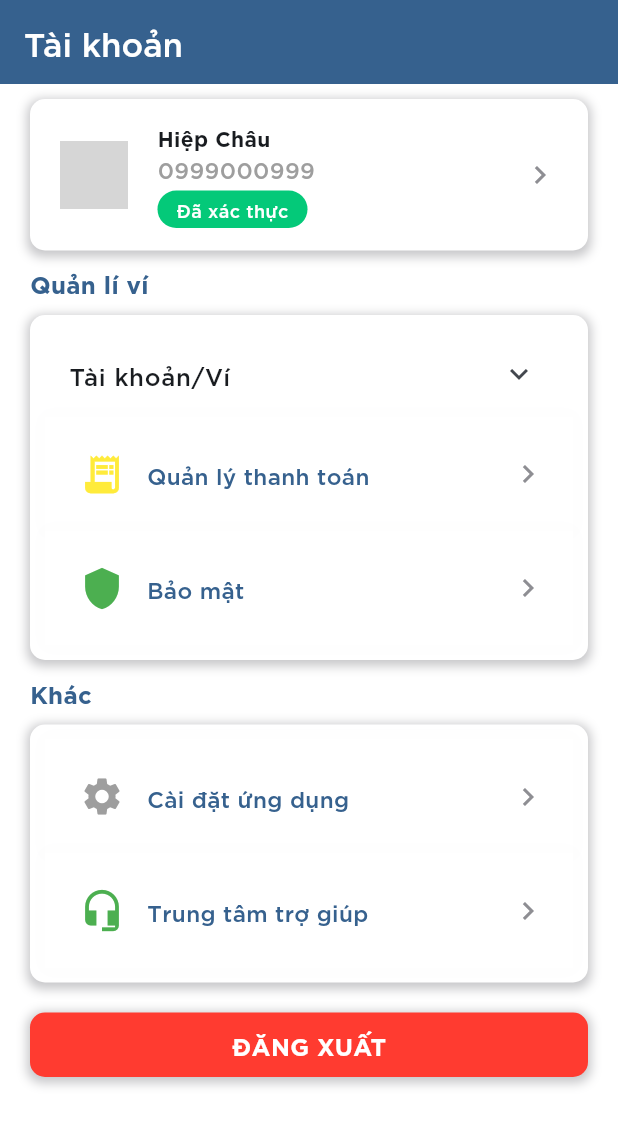
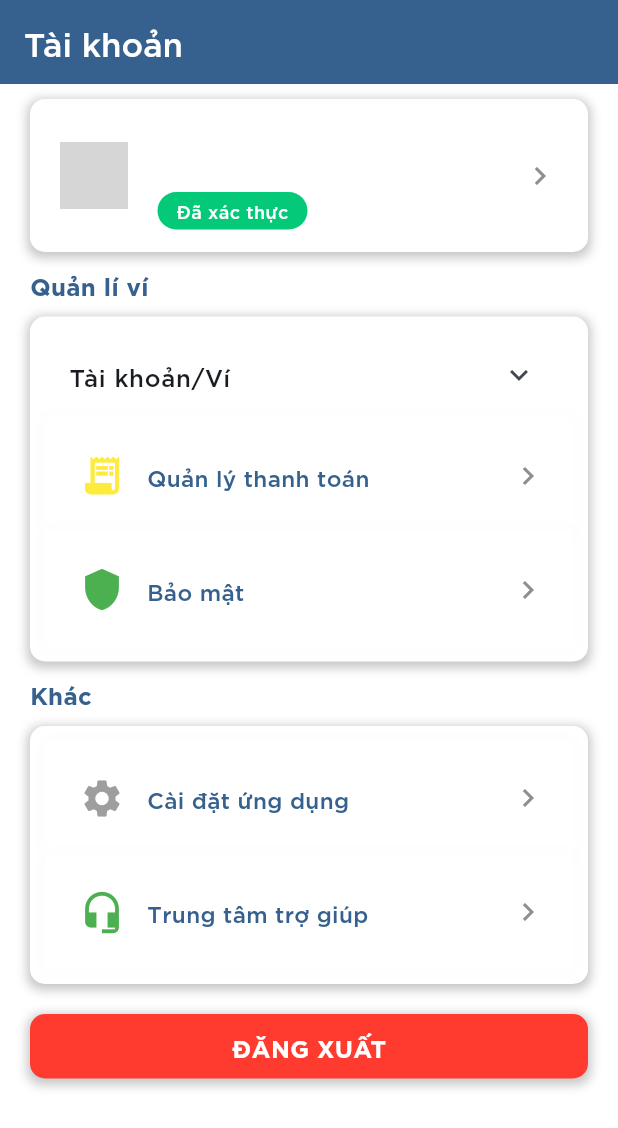
Before and after one commit to hiepchau/NFCEWallet, a Flutter app: the AccountScreen screen opened directly, on a phone screen of 412 x 824 dp. Shown: the top 1128 px of the screen. Run offline on Flutter 3.47's test engine with Material 2 defaults, Android fonts, the phone set to English and light mode, and no system bars; our stand-ins replace animated_bottom_navigation_bar, barcode_widget, bloc, dio, equatable, event_bus and 18 more; missing offline and left inert: barcode_scan2; accounts and stored records are empty; generated files the repository leaves out were written again; network calls fail; statements that could not run were skipped; grey boxes are pictures that could not be loaded.

Commit message:
add data user to main

```diff
--- a/lib/main.dart
+++ b/lib/main.dart
@@ -1,3 +1,4 @@
+import 'dart:convert';
 import 'dart:io';
 
 import 'package:flutter/foundation.dart';
@@ -11,12 +12,15 @@ import 'package:nfc_e_wallet/ui/screen/app_navigator.dart';
 import 'package:nfc_e_wallet/ui/screen/authenticate/login/authenticate_page.dart';
 import 'package:nfc_e_wallet/utils/notification_manager.dart';
 import 'package:shared_preferences/shared_preferences.dart';
+import 'data/model/user.dart';
+import 'data/preferences.dart';
 import 'dependency.dart';
 
 final FlutterLocalNotificationsPlugin flutterLocalNotificationsPlugin =
 FlutterLocalNotificationsPlugin();
 
 late SharedPreferences prefs;
+late User user;
 
 void main() async {
   WidgetsFlutterBinding.ensureInitialized();
@@ -25,6 +29,7 @@ void main() async {
   await configureDependencies();
   //INIT PREFERENCES
   prefs = await SharedPreferences.getInstance();
+  user = User.fromJson(jsonDecode(prefs.getString(Preferences.user)!));
 
   runApp(ScreenUtilInit(
       designSize: kIsWeb ? const Size(790, 620) : const Size(390, 800),
--- a/lib/ui/screen/account/account_page.dart
+++ b/lib/ui/screen/account/account_page.dart
@@ -2,9 +2,12 @@ import 'dart:convert';
 
 import 'package:flutter/material.dart';
 import 'package:flutter_bloc/flutter_bloc.dart';
+import 'package:nfc_e_wallet/data/preferences.dart';
+import 'package:nfc_e_wallet/main.dart';
 import 'package:nfc_e_wallet/ui/screen/authenticate/login/authenticate_bloc.dart';
 import 'package:nfc_e_wallet/ui/screen/wallet/bloc/wallet_bloc.dart';
 import 'package:shared_preferences/shared_preferences.dart';
+import '../../../data/model/user.dart';
 import '../../style/color.dart';
 import '../../style/constants.dart';
 import '../../widgets/profile_widget.dart';
@@ -37,8 +40,6 @@ class AccountScreen extends StatefulWidget {
 
 class _AccountPage extends State<AccountScreen> {
   bool isVisible = false;
-
-  late SharedPreferences prefs;
 
   @override
   Widget build(BuildContext context) {
@@ -128,12 +129,12 @@ class _AccountPage extends State<AccountScreen> {
                       child: Column(
                         crossAxisAlignment: CrossAxisAlignment.start,
                         children: [
-                          const Text("Hiệp Châu",
+                          Text(user.full_name,
                               style: TextStyle(
                                 fontWeight: FontWeight.w700,
                               )),
-                          const Text(
-                            "0999000999",
+                          Text(
+                            user.phone_number,
                             style: wGreyTextStyle,
                           ),
                           const SizedBox(
```
Also changed, not shown: lib/ui/screen/payment/payment_screen/payment_screen.dart (+0 -8 lines).
